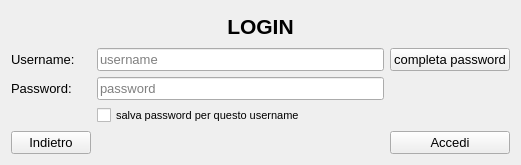
Before: the Qt Designer form ui/HomeELoginProgramma/login.ui in mdoraz/Hotel, drawn with Qt 5.
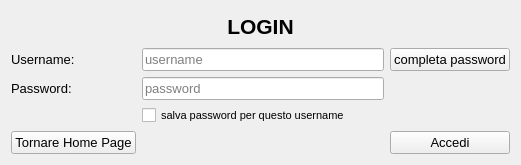
After: the same form once the commit is applied.

Commit message: Completato scheletro HomeGestioneVacanza inserendo tutti i file .ui e collegandoli tra loro + modifiche bottoni vari file .ui + collegata tutta la gestione vacanza al bottone della homeReceptionist

Patch:
```diff
--- a/ui/HomeELoginProgramma/login.ui
+++ b/ui/HomeELoginProgramma/login.ui
@@ -91,7 +91,7 @@
    <item row="5" column="0">
     <widget class="QPushButton" name="btnIndietro">
      <property name="text">
-      <string>Indietro</string>
+      <string>Tornare Home Page</string>
      </property>
     </widget>
    </item>
```
The commit also changes 18 other files.
